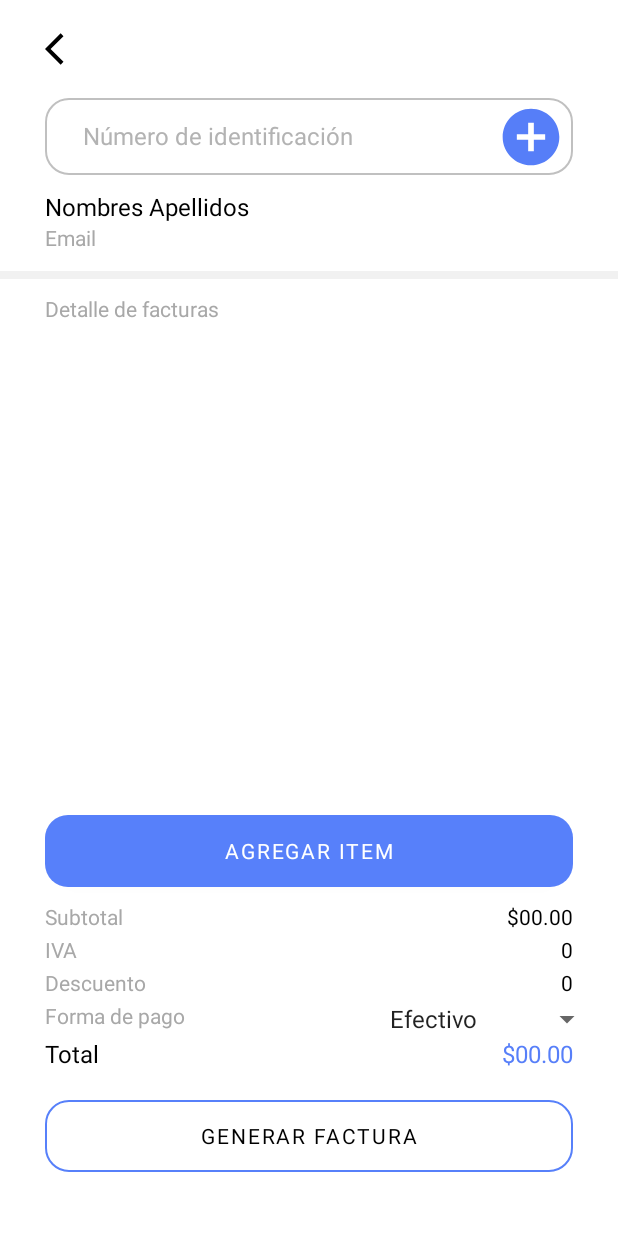
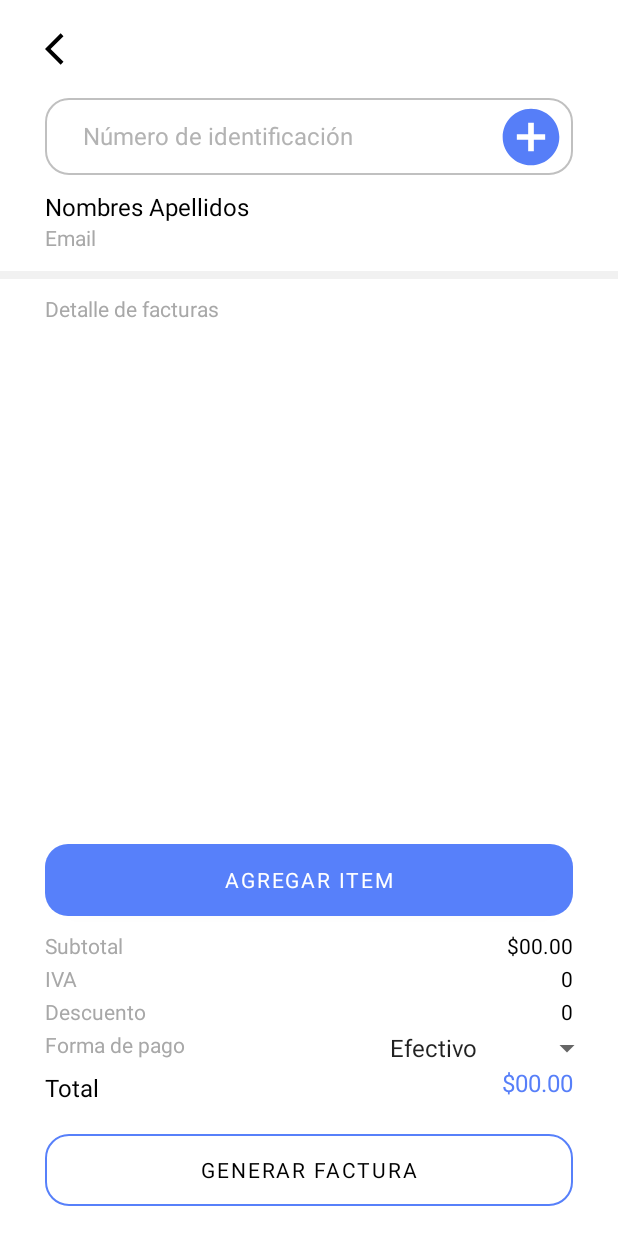
Before and after one commit to YadiraAllauca/FacturaM-vilGCS, an Android app: the AddBillActivity screen opened directly, with no data from a screen before it, on a phone screen of 412 x 824 dp. Run offline under Robolectric (Android 15) with nearby library versions, the phone set to English and light mode, and no system bars; our stand-ins replace Firebase (no records; nobody signed in at launch, a user with empty details on screens opened directly); Roboto replaces fonts that are not available here.

Commit message:
Factura ajuste

```diff
--- a/appFacturador/app/src/main/res/layout/activity_add_bill.xml
+++ b/appFacturador/app/src/main/res/layout/activity_add_bill.xml
@@ -11,32 +11,32 @@
         android:layout_width="0dp"
         android:layout_height="wrap_content"
         android:layout_marginStart="30dp"
-        android:layout_marginTop="325dp"
         android:layout_marginEnd="30dp"
+        android:layout_marginBottom="10dp"
         android:background="@drawable/degradado"
         android:fontFamily="@font/roboto_bold"
         android:text="AGREGAR ITEM"
         app:backgroundTint="@null"
+        app:layout_constraintBottom_toTopOf="@+id/txtProduct5"
         app:layout_constraintEnd_toEndOf="parent"
-        app:layout_constraintStart_toStartOf="parent"
-        app:layout_constraintTop_toBottomOf="@+id/txtProduct4" />
+        app:layout_constraintStart_toStartOf="parent" />
 
     <Button
         android:id="@+id/btnGenerateBill"
         android:layout_width="0dp"
         android:layout_height="wrap_content"
         android:layout_marginStart="30dp"
-        android:layout_marginTop="20dp"
         android:layout_marginEnd="30dp"
+        android:layout_marginBottom="20dp"
         android:background="@drawable/boton"
         android:fontFamily="@font/roboto_bold"
         android:stateListAnimator="@null"
         android:text="GENERAR FACTURA"
         android:textColor="#000000"
         app:backgroundTint="@null"
+        app:layout_constraintBottom_toBottomOf="parent"
         app:layout_constraintEnd_toEndOf="parent"
-        app:layout_constraintStart_toStartOf="parent"
-        app:layout_constraintTop_toBottomOf="@+id/txtProduct9" />
+        app:layout_constraintStart_toStartOf="parent" />
 
     <TextView
         android:id="@+id/txtClienteName"
@@ -83,27 +83,24 @@
         android:layout_width="0dp"
         android:layout_height="22dp"
         android:layout_marginStart="30dp"
-        android:layout_marginTop="10dp"
-        android:layout_marginEnd="5dp"
         android:fontFamily="@font/roboto_bold"
         android:text="Subtotal"
         android:textColor="#A8A8A8"
         android:textSize="14dp"
-        app:layout_constraintStart_toStartOf="parent"
-        app:layout_constraintTop_toBottomOf="@+id/btnAddItem" />
+        app:layout_constraintBottom_toTopOf="@+id/txtProduct6"
+        app:layout_constraintStart_toStartOf="parent" />
 
     <TextView
         android:id="@+id/txtSubtotal"
         android:layout_width="0dp"
         android:layout_height="22dp"
-        android:layout_marginTop="10dp"
         android:layout_marginEnd="30dp"
         android:fontFamily="@font/roboto_bold"
         android:text="$00.00"
         android:textColor="#000000"
         android:textSize="14dp"
         app:layout_constraintEnd_toEndOf="parent"
-        app:layout_constraintTop_toBottomOf="@+id/btnAddItem" />
+        app:layout_constraintTop_toTopOf="@+id/txtProduct5" />
 
     <TextView
         android:id="@+id/txtTotalBill"
@@ -146,52 +143,50 @@
         android:layout_width="0dp"
         android:layout_height="22dp"
         android:layout_marginStart="30dp"
-        android:layout_marginEnd="5dp"
         android:fontFamily="@font/roboto_bold"
         android:text="IVA"
         android:textColor="#A8A8A8"
         android:textSize="14dp"
-        app:layout_constraintStart_toStartOf="parent"
-        app:layout_constraintTop_toBottomOf="@+id/txtProduct5" />
+        app:layout_constraintBottom_toTopOf="@+id/txtProduct7"
+        app:layout_constraintStart_toStartOf="parent" />
 
     <TextView
         android:id="@+id/txtProduct7"
         android:layout_width="0dp"
         android:layout_height="22dp"
         android:layout_marginStart="30dp"
-        android:layout_marginEnd="5dp"
         android:fontFamily="@font/roboto_bold"
         android:text="Descuento"
         android:textColor="#A8A8A8"
         android:textSize="14dp"
-        app:layout_constraintStart_toStartOf="parent"
-        app:layout_constraintTop_toBottomOf="@+id/txtProduct6" />
+        app:layout_constraintBottom_toTopOf="@+id/txtProduct8"
+        app:layout_constraintStart_toStartOf="parent" />
 
     <TextView
         android:id="@+id/txtProduct8"
         android:layout_width="0dp"
         android:layout_height="22dp"
         android:layout_marginStart="30dp"
-        android:layout_marginEnd="5dp"
+        android:layout_marginBottom="5dp"
         android:fontFamily="@font/roboto_bold"
         android:text="Forma de pago"
         android:textColor="#A8A8A8"
         android:textSize="14dp"
-        app:layout_constraintStart_toStartOf="parent"
-        app:layout_constraintTop_toBottomOf="@+id/txtProduct7" />
+        app:layout_constraintBottom_toTopOf="@+id/txtProduct9"
+        app:layout_constraintStart_toStartOf="parent" />
 
     <TextView
         android:id="@+id/txtProduct9"
         android:layout_width="0dp"
         android:layout_height="22dp"
         android:layout_marginStart="30dp"
-        android:layout_marginEnd="5dp"
+        android:layout_marginBottom="20dp"
         android:fontFamily="@font/roboto_bold"
         android:text="Total"
         android:textColor="#000000"
         android:textSize="16dp"
-        app:layout_constraintStart_toStartOf="parent"
-        app:layout_constraintTop_toBottomOf="@+id/spinnerPay" />
+        app:layout_constraintBottom_toTopOf="@+id/btnGenerateBill"
+        app:layout_constraintStart_toStartOf="parent" />
 
     <ImageView
         android:id="@+id/btnBack"
--- a/appFacturador/app/src/main/res/layout/activity_bill_detail.xml
+++ b/appFacturador/app/src/main/res/layout/activity_bill_detail.xml
@@ -25,11 +25,10 @@
 
     <TextView
         android:id="@+id/txtClienteName"
-        android:layout_width="0dp"
+        android:layout_width="wrap_content"
         android:layout_height="22dp"
         android:layout_marginStart="30dp"
         android:layout_marginTop="10dp"
-        android:layout_marginEnd="5dp"
         android:fontFamily="@font/roboto_bold"
         android:text="Nombres Apellidos"
         android:textColor="#000000"
```
